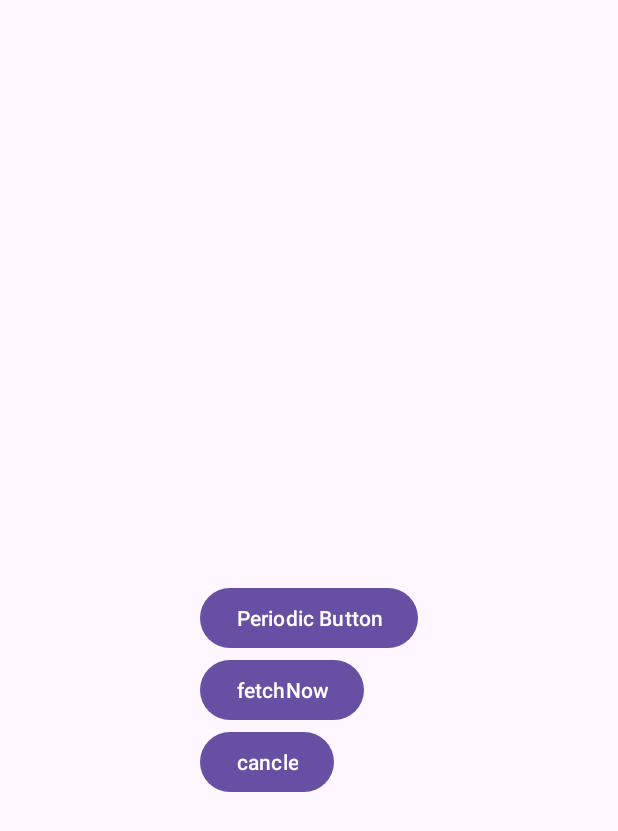
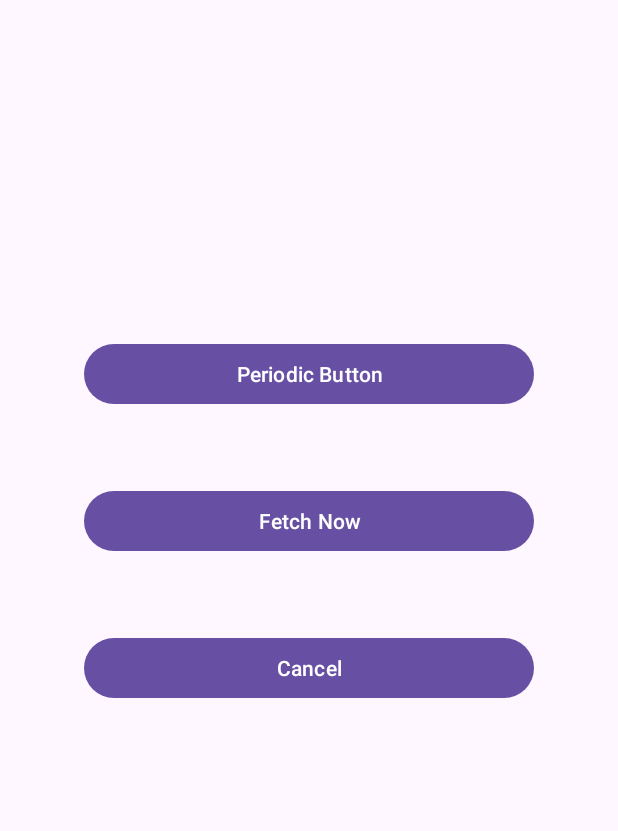
Before and after one commit to manan86/Work_Manager_Project, an Android app: the screen it shows after launch (MainActivity), on a phone screen of 412 x 824 dp. Shown: the top 831 px of the screen. Run offline under Robolectric (Android 15) with nearby library versions, the phone set to English and light mode, and no system bars.

Commit message:
first commit

```diff
--- a/app/src/main/java/com/sam/fetchweatherperiodically/view/MainActivity.kt
+++ b/app/src/main/java/com/sam/fetchweatherperiodically/view/MainActivity.kt
@@ -18,7 +18,7 @@ import androidx.work.PeriodicWorkRequest
 import androidx.work.WorkInfo
 import androidx.work.WorkManager
 import com.sam.fetchweatherperiodically.databinding.ActivityMainBinding
-import com.sam.fetchweatherperiodically.workers.WeatherFetcher
+import com.sam.fetchweatherperiodically.workers.FetchWeatherWorker
 import java.util.concurrent.TimeUnit
 
 class MainActivity : AppCompatActivity() {
@@ -62,7 +62,7 @@ class MainActivity : AppCompatActivity() {
                 .build()
 
             periodicButton.setOnClickListener{
-                periodicWorkRequest = PeriodicWorkRequest.Builder(WeatherFetcher::class.java,30,
+                periodicWorkRequest = PeriodicWorkRequest.Builder(FetchWeatherWorker::class.java,30,
                  TimeUnit.MINUTES)
                  .setConstraints(constraints)
                  .build()
@@ -70,7 +70,7 @@ class MainActivity : AppCompatActivity() {
             }
 
             fetchNow.setOnClickListener{
-                oneTimeWorkRequest = OneTimeWorkRequestBuilder<WeatherFetcher>()
+                oneTimeWorkRequest = OneTimeWorkRequestBuilder<FetchWeatherWorker>()
                     .setConstraints(constraints)
                     .build()
                 WorkManager.getInstance(this@MainActivity).enqueue(oneTimeWorkRequest)
--- a/app/src/main/res/layout/activity_main.xml
+++ b/app/src/main/res/layout/activity_main.xml
@@ -9,30 +9,32 @@
 
 
     <Button
-        android:layout_width="wrap_content"
+        android:layout_width="300dp"
         android:layout_height="wrap_content"
         android:id="@+id/periodicButton"
         app:layout_constraintStart_toStartOf="parent"
         app:layout_constraintEnd_toEndOf="parent"
         app:layout_constraintTop_toTopOf="parent"
-        app:layout_constraintBottom_toBottomOf="parent"
+        android:layout_marginTop="225dp"
         android:text="Periodic Button"/>
 
     <Button
-        android:layout_width="wrap_content"
+        android:layout_width="300dp"
         android:layout_height="wrap_content"
         android:id="@+id/fetchNow"
+        android:layout_marginTop="50dp"
         app:layout_constraintTop_toBottomOf="@+id/periodicButton"
         app:layout_constraintStart_toStartOf="@+id/periodicButton"
-        android:text="fetchNow"/>
+        android:text="Fetch Now"/>
 
     <Button
-        android:layout_width="wrap_content"
+        android:layout_width="300dp"
         android:layout_height="wrap_content"
         android:id="@+id/cancle_tasks"
+        android:layout_marginTop="50dp"
         app:layout_constraintTop_toBottomOf="@+id/fetchNow"
         app:layout_constraintStart_toStartOf="@+id/periodicButton"
-        android:text="cancle"/>
+        android:text="Cancel"/>
 
 
 
--- a/app/src/main/res/layout/header.xml
+++ b/app/src/main/res/layout/header.xml
@@ -9,8 +9,9 @@
         android:layout_height="match_parent"
         android:id="@+id/header_title"
         android:textStyle="bold"
-        android:text="Hisjdfksdkjlf lskjdf"
+        android:text="Header Title"
         android:textColor="@color/black"
         android:textSize="45dp"
+        android:textAlignment="center"
         />
 </LinearLayout>
--- a/app/src/main/res/layout/subheading.xml
+++ b/app/src/main/res/layout/subheading.xml
@@ -8,7 +8,7 @@
         android:layout_width="match_parent"
         android:layout_height="wrap_content"
         android:id="@+id/text_view"
-        android:text="sflkjfskdjf"
+        android:text="Text"
         />
 
 </LinearLayout>
```
Also changed, not shown: app/src/main/java/com/sam/fetchweatherperiodically/workers/FetchWeatherWorker.kt (added, +68 -0 lines), app/src/main/java/com/sam/fetchweatherperiodically/workers/WeatherFetcher.kt (+76 -78 lines).
